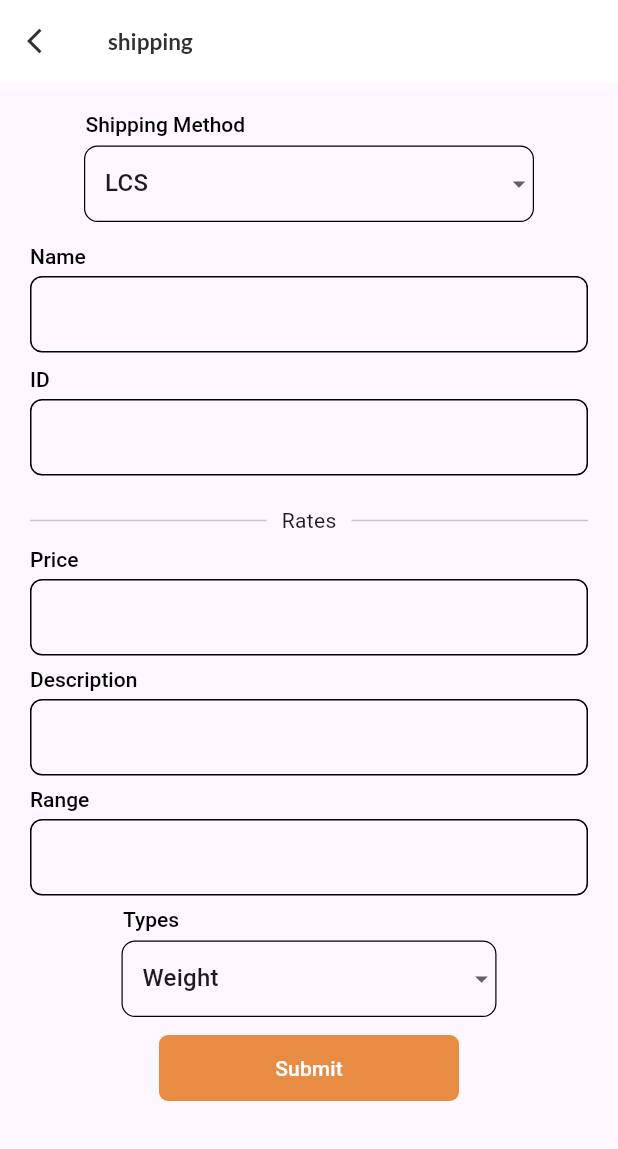
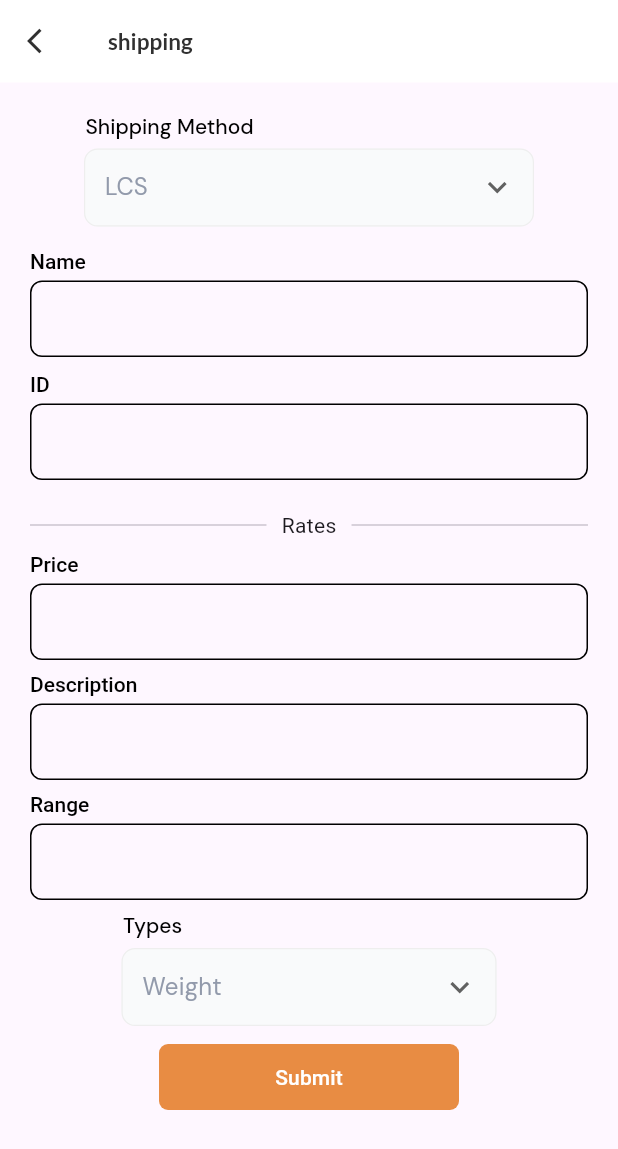
Before and after one commit to StrangerDeveloper/ismmart_vms, a Flutter app: the ShippingMethodsView screen opened directly, on a phone screen of 412 x 824 dp. Shown: the top 1149 px of the screen. Run offline on Flutter 3.47's test engine with Material 3 defaults, Android fonts, the phone set to English and light mode, and no system bars; our stand-ins replace cached_network_image, country_code_picker, dropdown_search, firebase_core, fl_chart, flutter_image_compress and 9 more; missing offline and left inert: quill_html_editor; accounts and stored records are empty; project files that could hold a hidden picture were left out.

Commit message:
Custom widget design changes

```diff
--- a/lib/screens/request_payout/request_payout_view.dart
+++ b/lib/screens/request_payout/request_payout_view.dart
@@ -34,7 +34,7 @@ class RequestPayoutView extends StatelessWidget {
               onChanged: (value) {
                 viewModel.transferMethodValue.value = value;
               },
-              list: viewModel.transferMethodList,
+              dropdownList: viewModel.transferMethodList,
             ),
             const SizedBox(height: 10),
             CustomTextBtn(
--- a/lib/screens/shippings/shippings_view.dart
+++ b/lib/screens/shippings/shippings_view.dart
@@ -48,7 +48,7 @@ class ShippingMethodsView extends StatelessWidget {
         onChanged: (value) {
           viewModel.shippingMethod.value = value;
         },
-        list: viewModel.shippingMethodList,
+        dropdownList: viewModel.shippingMethodList,
       ),
     );
   }
@@ -108,7 +108,7 @@ class ShippingMethodsView extends StatelessWidget {
         onChanged: (value) {
           viewModel.ratesType.value = value;
         },
-        list: viewModel.ratesTypeList,
+        dropdownList: viewModel.ratesTypeList,
       ),
     );
   }
--- a/lib/widgets/custom_button.dart
+++ b/lib/widgets/custom_button.dart
@@ -101,7 +101,7 @@ class CustomRoundedTextBtn extends StatelessWidget {
             ? shape
             : RoundedRectangleBorder(
                 side: borderSide,
-                borderRadius: BorderRadius.circular(borderRadius ?? 30),
+                borderRadius: BorderRadius.circular(borderRadius),
               ),
       ),
       child: child ?? Text(title),
--- a/lib/widgets/custom_dropdown.dart
+++ b/lib/widgets/custom_dropdown.dart
@@ -1,13 +1,17 @@
 import 'package:flutter/material.dart';
 import 'package:get/get.dart';
+import 'package:google_fonts/google_fonts.dart';
+import 'package:ismmart_vms/helper/constants.dart';
 import 'package:ismmart_vms/widgets/widget_models/dropdown_model.dart';
 
 class CustomDropDownList1 extends StatelessWidget {
   final String? title;
   final bool asterisk;
   final RxString value;
+  final String? hintText;
   final ValueChanged? onChanged;
-  final List<DropDownModel> list;
+  final List<DropDownModel>? dropdownList;
+  final List<MultiSelectModel>? multiSelectDropdownList;
   final FormFieldValidator<String>? validator;
   final AutovalidateMode? autoValidateMode;
   final String? labelText;
@@ -17,8 +21,10 @@ class CustomDropDownList1 extends StatelessWidget {
     super.key,
     this.title,
     required this.value,
+    this.hintText,
     required this.onChanged,
-    required this.list,
+    this.dropdownList,
+    this.multiSelectDropdownList,
     this.asterisk = false,
     this.validator,
     this.autoValidateMode,
@@ -38,10 +44,10 @@ class CustomDropDownList1 extends StatelessWidget {
                 child: RichText(
                   text: TextSpan(
                     text: title,
-                    style: const TextStyle(
+                    style: GoogleFonts.dmSans(
                       color: Colors.black,
                       fontSize: 14,
-                      fontWeight: FontWeight.w500,
+                      fontWeight: FontWeight.w500
                     ),
                     children: [
                       (asterisk)
@@ -58,13 +64,20 @@ class CustomDropDownList1 extends StatelessWidget {
           () => DropdownButtonFormField(
             //dropdownColor: context.isDarkMode ? ThemeColors.dark2 : null,
             decoration: InputDecoration(
+              filled: true,
+              fillColor: kContainerFillColor,
+              hintText: hintText,
+              hintStyle: GoogleFonts.dmSans(
+                color: newColorLightGrey2,
+                fontWeight: FontWeight.w400
+              ),
               contentPadding: contentPadding,
               enabledBorder: OutlineInputBorder(
-                borderSide: const BorderSide(color: Colors.black, width: 0.8),
+                borderSide: const BorderSide(color: kTextfieldBorderColor, width: 0.8),
                 borderRadius: BorderRadius.circular(9),
               ),
               focusedBorder: OutlineInputBorder(
-                borderSide: const BorderSide(color: Colors.black, width: 1.1),
+                borderSide: const BorderSide(color: kTextfieldBorderColor, width: 0.8),
                 borderRadius: BorderRadius.circular(8),
               ),
               errorBorder: OutlineInputBorder(
@@ -78,15 +91,48 @@ class CustomDropDownList1 extends StatelessWidget {
             ),
             autovalidateMode: autoValidateMode,
             validator: validator,
-            iconSize: 20,
+            icon: const Icon(Icons.keyboard_arrow_down),
+            iconSize: 25,
             value: value.value,
             isExpanded: true,
             onChanged: onChanged,
-            items: list.map(
+            items: dropdownList != null ? dropdownList?.map(
               (DropDownModel dropDownItem) {
                 return DropdownMenuItem<String>(
                   value: dropDownItem.id,
-                  child: Text(dropDownItem.name ?? 'N/A'),
+                  child: Text(dropDownItem.name ?? 'N/A',
+                    style: GoogleFonts.dmSans(
+                      color: dropDownItem.id == '1' ? newColorLightGrey2 : Colors.black,
+                      fontWeight: dropDownItem.id == '1' ? FontWeight.w400 : FontWeight.w500,
+                    ),
+                  ),
+                );
+              },
+            ).toList() : multiSelectDropdownList?.map(
+                  (MultiSelectModel dropDownItem) {
+                return DropdownMenuItem<String>(
+                  value: dropDownItem.id,
+                  onTap: () {
+
+                  },
+                  child: Container(
+                    color: dropDownItem.isSelected ? kLightGreyColor : null,
+                    child: Row(
+                      mainAxisAlignment: MainAxisAlignment.spaceBetween,
+                      children: [
+                        Text(dropDownItem.name ?? 'N/A',
+                          style: GoogleFonts.dmSans(
+                            color: dropDownItem.id == '1' ? newColorLightGrey2 : Colors.black,
+                            fontWeight: dropDownItem.id == '1' ? FontWeight.w400 : FontWeight.w500,
+                          ),
+                        ),
+                        Visibility(
+                          visible: dropDownItem.isSelected,
+                          child: const Icon(Icons.check_rounded, color: Colors.black54,),
+                        )
+                      ],
+                    ),
+                  ),
                 );
               },
             ).toList(),
```
Also changed, not shown: lib/helper/constants.dart (+12 -0 lines).
